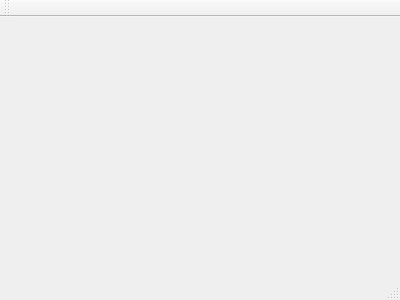
First picture: the form in dertimegeraet.ui, repository myzinsky/derTimeGeraet, before the edit.
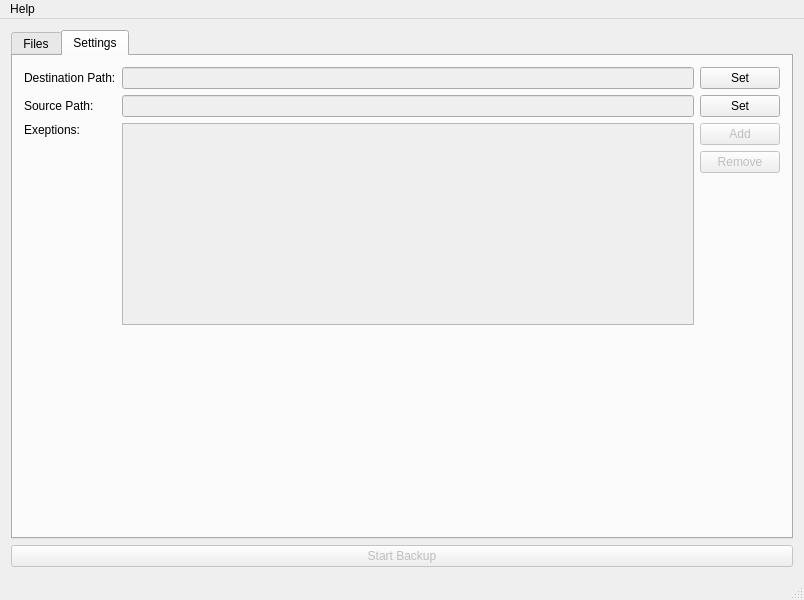
Second picture: the form after the edit.

The edit to the form file:
```diff
--- a/dertimegeraet.ui
+++ b/dertimegeraet.ui
@@ -1,24 +1,279 @@
 <ui version="4.0">
  <class>derTimeGeraet</class>
- <widget class="QMainWindow" name="derTimeGeraet" >
-  <property name="geometry" >
+ <widget class="QMainWindow" name="derTimeGeraet">
+  <property name="geometry">
    <rect>
     <x>0</x>
     <y>0</y>
-    <width>400</width>
-    <height>300</height>
+    <width>800</width>
+    <height>600</height>
    </rect>
   </property>
   <property name="windowTitle" >
    <string>derTimeGeraet</string>
   </property>
-  <widget class="QMenuBar" name="menuBar" />
-  <widget class="QToolBar" name="mainToolBar" />
-  <widget class="QWidget" name="centralWidget" />
-  <widget class="QStatusBar" name="statusBar" />
+  <property name="unifiedTitleAndToolBarOnMac">
+   <bool>true</bool>
+  </property>
+  <widget class="QWidget" name="centralWidget">
+   <layout class="QGridLayout" name="gridLayout_2">
+    <item row="2" column="0">
+     <widget class="QPushButton" name="pushButtonStart">
+      <property name="enabled">
+       <bool>false</bool>
+      </property>
+      <property name="text">
+       <string>Start Backup</string>
+      </property>
+     </widget>
+    </item>
+    <item row="0" column="0">
+     <widget class="QTabWidget" name="tabWidget">
+      <property name="enabled">
+       <bool>true</bool>
+      </property>
+      <property name="currentIndex">
+       <number>1</number>
+      </property>
+      <widget class="QWidget" name="tab1">
+       <property name="accessibleName">
+        <string/>
+       </property>
+       <attribute name="title">
+        <string>Files</string>
+       </attribute>
+       <layout class="QHBoxLayout" name="horizontalLayout">
+        <item>
+         <widget class="QListView" name="listView">
+          <property name="maximumSize">
+           <size>
+            <width>200</width>
+            <height>16777215</height>
+           </size>
+          </property>
+         </widget>
+        </item>
+        <item>
+         <widget class="QTreeView" name="treeView">
+          <attribute name="headerCascadingSectionResizes">
+           <bool>true</bool>
+          </attribute>
+          <attribute name="headerDefaultSectionSize">
+           <number>100</number>
+          </attribute>
+          <attribute name="headerMinimumSectionSize">
+           <number>50</number>
+          </attribute>
+          <attribute name="headerStretchLastSection">
+           <bool>false</bool>
+          </attribute>
+         </widget>
+        </item>
+       </layout>
+      </widget>
+      <widget class="QWidget" name="tab2">
+       <property name="enabled">
+        <bool>true</bool>
+       </property>
+       <property name="sizePolicy">
+        <sizepolicy hsizetype="Preferred" vsizetype="Minimum">
+         <horstretch>0</horstretch>
+         <verstretch>0</verstretch>
+        </sizepolicy>
+       </property>
+       <property name="minimumSize">
+        <size>
+         <width>778</width>
+         <height>0</height>
+        </size>
+       </property>
+       <attribute name="title">
+        <string>Settings</string>
+       </attribute>
+       <layout class="QGridLayout" name="gridLayout">
+        <item row="2" column="2">
+         <widget class="QLineEdit" name="lineEditSource">
+          <property name="enabled">
+           <bool>false</bool>
+          </property>
+         </widget>
+        </item>
+        <item row="1" column="2">
+         <widget class="QLineEdit" name="lineEditDest">
+          <property name="enabled">
+           <bool>false</bool>
+          </property>
+         </widget>
+        </item>
+        <item row="3" column="2">
+         <widget class="QListWidget" name="listWidgetExeptions">
+          <property name="enabled">
+           <bool>false</bool>
+          </property>
+         </widget>
+        </item>
+        <item row="1" column="3">
+         <layout class="QVBoxLayout" name="verticalLayout_4">
+          <item>
+           <widget class="QPushButton" name="pushButtonDest">
+            <property name="text">
+             <string>Set</string>
+            </property>
+           </widget>
+          </item>
+         </layout>
+        </item>
+        <item row="3" column="0">
+         <layout class="QVBoxLayout" name="verticalLayout_2">
+          <item>
+           <widget class="QLabel" name="labelExeptions">
+            <property name="text">
+             <string>Exeptions:</string>
+            </property>
+           </widget>
+          </item>
+          <item>
+           <spacer name="verticalSpacer_2">
+            <property name="orientation">
+             <enum>Qt::Vertical</enum>
+            </property>
+            <property name="sizeHint" stdset="0">
+             <size>
+              <width>20</width>
+              <height>40</height>
+             </size>
+            </property>
+           </spacer>
+          </item>
+         </layout>
+        </item>
+        <item row="3" column="3">
+         <layout class="QVBoxLayout" name="verticalLayout_3">
+          <item>
+           <widget class="QPushButton" name="pushButtonExeptionsAdd">
+            <property name="enabled">
+             <bool>false</bool>
+            </property>
+            <property name="text">
+             <string>Add</string>
+            </property>
+           </widget>
+          </item>
+          <item>
+           <widget class="QPushButton" name="pushButtonExeptionsRemove">
+            <property name="enabled">
+             <bool>false</bool>
+            </property>
+            <property name="text">
+             <string>Remove</string>
+            </property>
+           </widget>
+          </item>
+          <item>
+           <spacer name="verticalSpacer_3">
+            <property name="orientation">
+             <enum>Qt::Vertical</enum>
+            </property>
+            <property name="sizeHint" stdset="0">
+             <size>
+              <width>20</width>
+              <height>40</height>
+             </size>
+            </property>
+           </spacer>
+          </item>
+         </layout>
+        </item>
+        <item row="7" column="2">
+         <spacer name="verticalSpacer">
+          <property name="orientation">
+           <enum>Qt::Vertical</enum>
+          </property>
+          <property name="sizeHint" stdset="0">
+           <size>
+            <width>20</width>
+            <height>40</height>
+           </size>
+          </property>
+         </spacer>
+        </item>
+        <item row="2" column="0">
+         <widget class="QLabel" name="labelSource">
+          <property name="text">
+           <string>Source Path:</string>
+          </property>
+         </widget>
+        </item>
+        <item row="1" column="0">
+         <widget class="QLabel" name="labelDest">
+          <property name="text">
+           <string>Destination Path:</string>
+          </property>
+         </widget>
+        </item>
+        <item row="2" column="3">
+         <layout class="QVBoxLayout" name="verticalLayout_5">
+          <item>
+           <widget class="QPushButton" name="pushButtonSource">
+            <property name="text">
+             <string>Set</string>
+            </property>
+           </widget>
+          </item>
+         </layout>
+        </item>
+       </layout>
+      </widget>
+     </widget>
+    </item>
+   </layout>
+  </widget>
+  <widget class="QMenuBar" name="menuBar">
+   <property name="enabled">
+    <bool>true</bool>
+   </property>
+   <property name="geometry">
+    <rect>
+     <x>0</x>
+     <y>0</y>
+     <width>800</width>
+     <height>22</height>
+    </rect>
+   </property>
+   <property name="accessibleName">
+    <string>Der Time Gerät</string>
+   </property>
+   <property name="defaultUp">
+    <bool>true</bool>
+   </property>
+   <property name="nativeMenuBar">
+    <bool>true</bool>
+   </property>
+   <widget class="QMenu" name="menuHelp">
+    <property name="enabled">
+     <bool>true</bool>
+    </property>
+    <property name="title">
+     <string>Help</string>
+    </property>
+    <addaction name="separator"/>
+    <addaction name="actionAbout_2"/>
+   </widget>
+   <addaction name="menuHelp"/>
+  </widget>
+  <widget class="QStatusBar" name="statusBar"/>
+  <action name="actionAbout">
+   <property name="text">
+    <string>About</string>
+   </property>
+  </action>
+  <action name="actionAbout_2">
+   <property name="text">
+    <string>About</string>
+   </property>
+  </action>
  </widget>
- <layoutDefault spacing="6" margin="11" />
- <pixmapfunction></pixmapfunction>
+ <layoutdefault spacing="6" margin="11"/>
  <resources/>
  <connections/>
 </ui>
```
Left out of the diff: 5 changed lines with no effect on the pictures.
